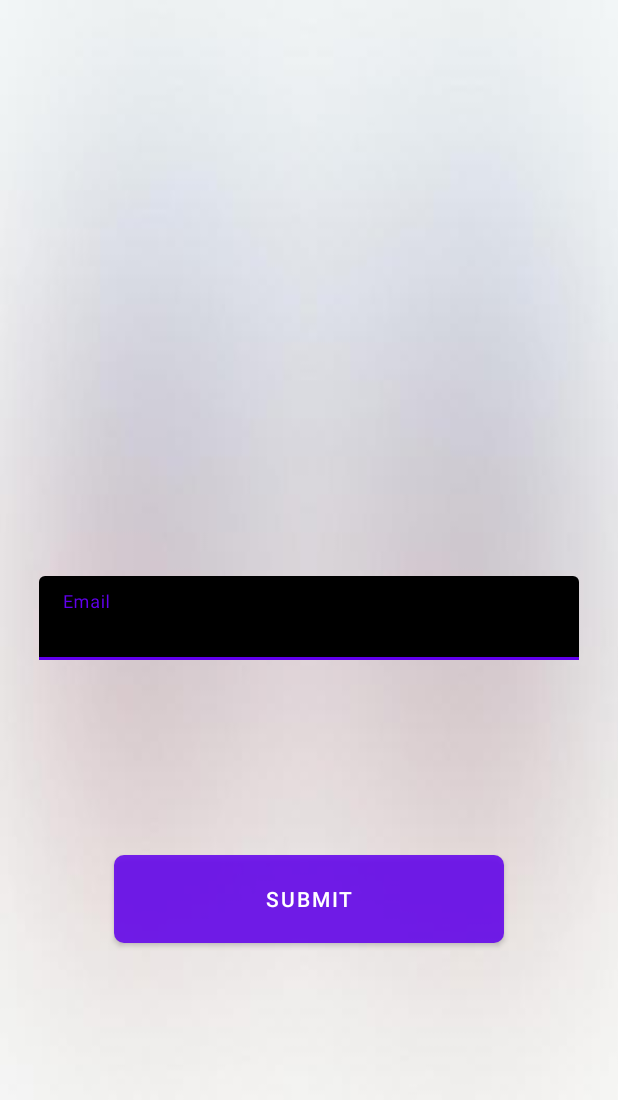
After one commit to Adityachavda/Crystal_Fashion, an Android app: the layout fragment_forgot_password.xml on its own in the app's theme, with its tools: preview values and no code run, on a phone screen of 412 x 824 dp. The commit adds this screen. Shown: the top 1100 px of the screen. Run offline under Robolectric (Android 15) with nearby library versions, the phone set to English and light mode, and no system bars.

Commit message:
Fix Radio Button Glitch , and Forgot Password Successfully Added

```diff
--- a/app/build.gradle
+++ b/app/build.gradle
@@ -40,6 +40,7 @@ dependencies {
     implementation 'androidx.lifecycle:lifecycle-viewmodel-ktx:2.3.0'
     implementation 'com.squareup.picasso:picasso:2.71828'
     implementation 'de.hdodenhof:circleimageview:3.1.0'
+    implementation 'androidx.legacy:legacy-support-v4:1.0.0'
     testImplementation 'junit:junit:4.+'
     androidTestImplementation 'androidx.test.ext:junit:1.1.2'
     implementation 'com.github.dhaval2404:imagepicker:1.8'
--- a/app/src/main/java/com/example/crystalfashion/HomePage/ui/slideshow/SlideshowFragment.java
+++ b/app/src/main/java/com/example/crystalfashion/HomePage/ui/slideshow/SlideshowFragment.java
@@ -11,6 +11,7 @@ import androidx.fragment.app.Fragment;
 
 import com.example.crystalfashion.Login.Login;
 import com.example.crystalfashion.R;
+import com.example.crystalfashion.Storage.SharedPrefManager;
 import com.facebook.login.LoginManager;
 import com.google.android.gms.auth.api.signin.GoogleSignIn;
 import com.google.android.gms.auth.api.signin.GoogleSignInAccount;
@@ -32,7 +33,7 @@ public class SlideshowFragment extends Fragment {
             @Override
             public void onClick(View v) {
                 LoginManager.getInstance().logOut();
-
+                SharedPrefManager.getInstance(getActivity()).clearUser();
                 try{
                     GoogleSignInOptions gso = new GoogleSignInOptions.Builder(GoogleSignInOptions.DEFAULT_SIGN_IN)
                             .requestEmail()
--- a/app/src/main/res/layout/activity_register.xml
+++ b/app/src/main/res/layout/activity_register.xml
@@ -198,7 +198,7 @@
                     android:layout_alignStart="@id/skin_text_view">
 
                     <RadioGroup
-                        android:id="@+id/radiogroup_skin_color1"
+                        android:id="@+id/radiogroup1"
                         android:layout_width="wrap_content"
                         android:layout_height="wrap_content"
                         android:orientation="vertical"
@@ -339,7 +339,7 @@
                     android:textSize="@dimen/_15sdp" />
 
                 <RadioGroup
-                    android:id="@+id/bodytype_radiogroup"
+                    android:id="@+id/radiogroup2"
                     android:layout_width="wrap_content"
                     android:layout_height="wrap_content"
                     android:orientation="horizontal"
--- /dev/null
+++ b/app/src/main/res/layout/fragment_forgot_password.xml
@@ -0,0 +1,50 @@
+<?xml version="1.0" encoding="utf-8"?>
+<FrameLayout xmlns:android="http://schemas.android.com/apk/res/android"
+    xmlns:tools="http://schemas.android.com/tools"
+    android:layout_width="match_parent"
+    android:layout_height="match_parent"
+    tools:context=".Login.forgot_password">
+
+
+    <RelativeLayout
+        android:layout_width="match_parent"
+        android:layout_height="match_parent"
+        android:background="@drawable/blu2">
+
+
+        <com.google.android.material.textfield.TextInputLayout
+            android:layout_centerInParent="true"
+            android:id="@+id/email_txt_input_layout_forgot_password"
+            android:layout_width="match_parent"
+            android:layout_height="wrap_content"
+            android:layout_centerHorizontal="true"
+            android:layout_marginTop="@dimen/_30sdp"
+            android:paddingHorizontal="@dimen/_20sdp">
+
+            <com.google.android.material.textfield.TextInputEditText
+                android:id="@+id/text_input_email_edit_text_forgot_password"
+                android:layout_width="match_parent"
+                android:layout_height="wrap_content"
+                android:hint="Email"
+                android:lines="1"
+                android:maxLines="1"
+                android:singleLine="true"
+                android:backgroundTint="@color/black"
+                android:textColorHint="@color/black" />
+
+        </com.google.android.material.textfield.TextInputLayout>
+
+
+        <Button
+            android:id="@+id/forgot_pass_button"
+            android:layout_width="@dimen/_200sdp"
+            android:layout_height="@dimen/_45sdp"
+            android:text="Submit"
+            android:layout_below="@id/email_txt_input_layout_forgot_password"
+            android:layout_centerHorizontal="true"
+            android:layout_marginTop="@dimen/_100sdp"
+            android:background="@drawable/image_circular"/>
+    </RelativeLayout>
+
+
+</FrameLayout>
--- a/app/src/main/res/layout/fragment_slideshow.xml
+++ b/app/src/main/res/layout/fragment_slideshow.xml
@@ -16,4 +16,5 @@
         app:layout_constraintStart_toStartOf="parent"
         app:layout_constraintTop_toTopOf="parent"
         tools:ignore="MissingConstraints" />
+
 </androidx.constraintlayout.widget.ConstraintLayout>
--- a/app/src/main/res/values/strings.xml
+++ b/app/src/main/res/values/strings.xml
@@ -15,4 +15,6 @@
     <string name="menu_home">Home</string>
     <string name="menu_gallery">Gallery</string>
     <string name="menu_slideshow">Slideshow</string>
+    <!-- TODO: Remove or change this placeholder text -->
+    <string name="hello_blank_fragment">Hello blank fragment</string>
 </resources>
```
Also changed, not shown: app/src/main/java/com/example/crystalfashion/API_Interface/API.java (+18 -2 lines), app/src/main/java/com/example/crystalfashion/Login/Login.java (+95 -1 lines), app/src/main/java/com/example/crystalfashion/Login/forgot_password.java (added, +92 -0 lines), app/src/main/java/com/example/crystalfashion/Models/LoginResponse.java (added, +38 -0 lines), app/src/main/java/com/example/crystalfashion/Models/User.java (added, +97 -0 lines), app/src/main/java/com/example/crystalfashion/Register/Register.java (+23 -26 lines), app/src/main/java/com/example/crystalfashion/Storage/SharedPrefManager.java (added, +69 -0 lines), app/src/main/res/layout/activity_login.xml (+8 -2 lines).
